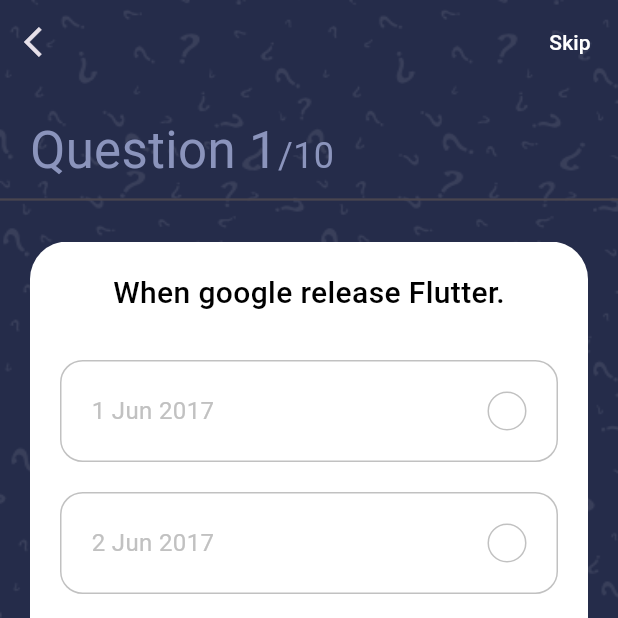
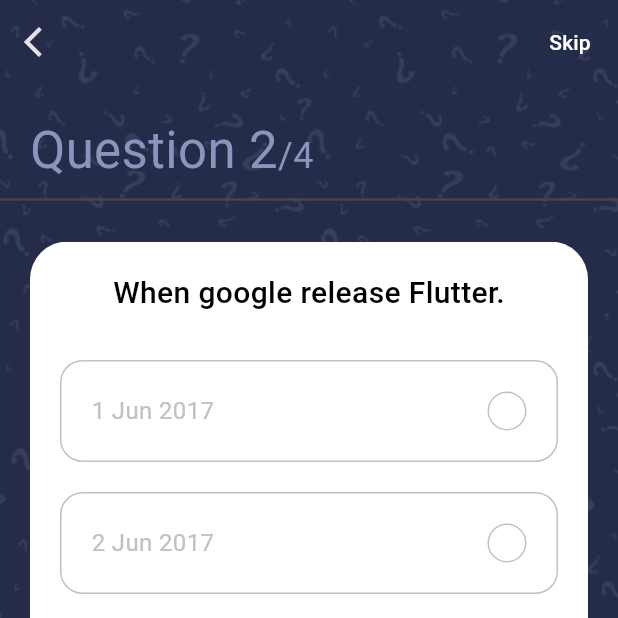
Before and after one commit to mohammed-xp/quiz_app, a Flutter app: the QuizView screen opened by its route, swiped to page 2, on a phone screen of 412 x 824 dp, the top half of it. Run offline on Flutter 3.47's test engine with Material 3 defaults, Android fonts, the phone set to English and light mode, and no system bars; our stand-ins replace get, go_router, websafe_svg.

Commit message:
Done next question logic ui in quiz view

```diff
--- a/lib/features/quiz/presentation/views/widgets/quiz_view_body.dart
+++ b/lib/features/quiz/presentation/views/widgets/quiz_view_body.dart
@@ -23,23 +23,23 @@ class QuizViewBody extends StatelessWidget {
         ),
         Padding(
           padding: const EdgeInsets.symmetric(horizontal: kDefaultPadding),
-          child: Text.rich(
+          child: Obx(() =>Text.rich(
             TextSpan(
-              text: 'Question 1',
+              text: 'Question ${_questionController.questionNumber}',
               style: Styles.textStyle34.copyWith(
                 fontWeight: FontWeight.w400,
                 color: kSecondaryColor,
               ),
               children: [
                 TextSpan(
-                  text: '/10',
+                  text: '/${_questionController.questions.length}',
                   style: Styles.textStyle24.copyWith(
                     color: kSecondaryColor,
                   ),
                 ),
               ],
             ),
-          ),
+          )),
         ),
         const Divider(
           thickness: 1.5,
@@ -49,6 +49,9 @@ class QuizViewBody extends StatelessWidget {
         ),
         Expanded(
           child: PageView.builder(
+            physics: const NeverScrollableScrollPhysics(),
+            controller: _questionController.pageController,
+            onPageChanged: _questionController.updateTheQnNum,
             itemCount: _questionController.questions.length,
             itemBuilder: (context, index) => QuestionCard(
               questionModel: _questionController.questions[index],
```
Also changed, not shown: lib/features/quiz/presentation/manager/question_controller.dart (+44 -2 lines).
